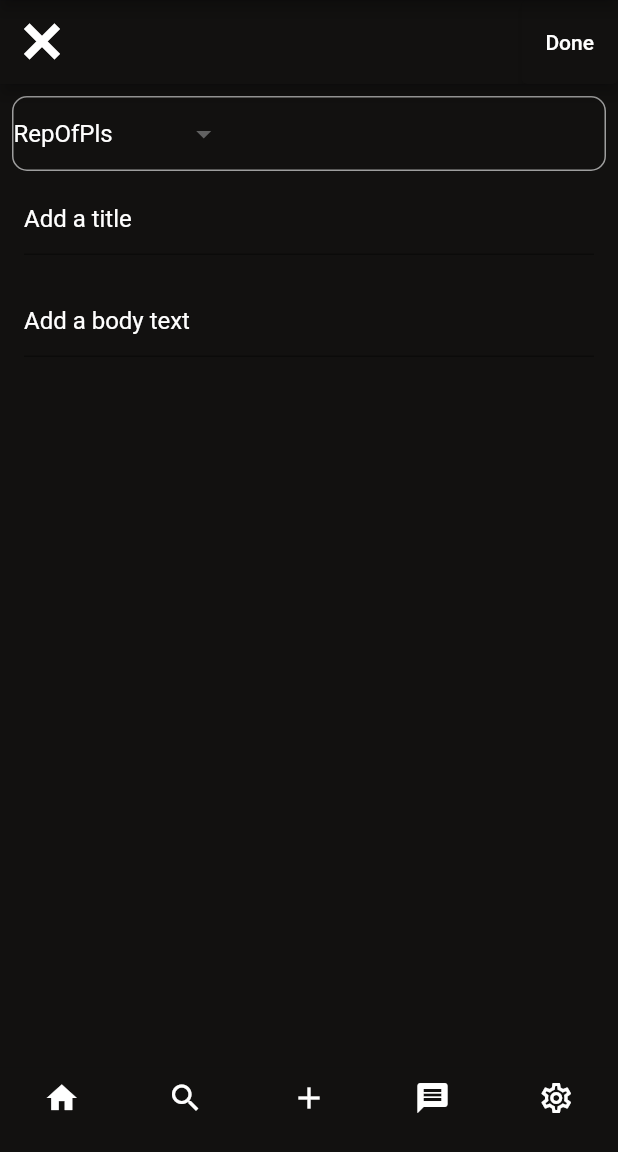
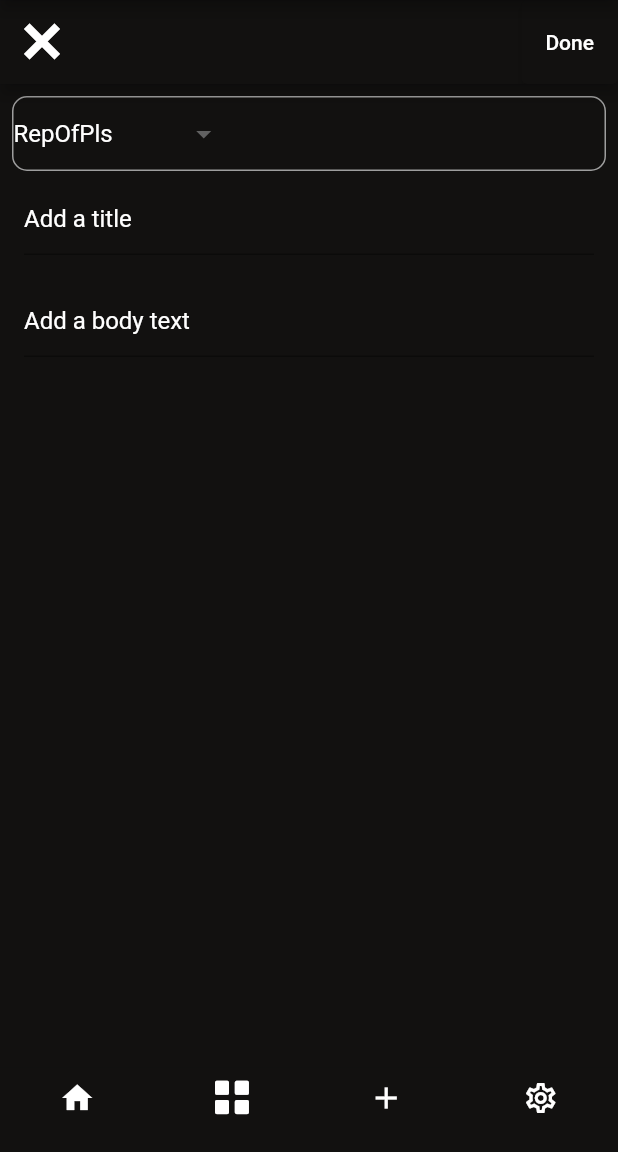
Before and after one commit to SinaArabi/AP-Final-Project, a Flutter app: the tabsScreen screen opened by its route, swiped to page 3, on a phone screen of 412 x 824 dp, the part 84-1236 px from its top. Run offline on Flutter 3.47's test engine with Material 2 defaults, Android fonts, the phone set to English and light mode, and no system bars; our stand-ins replace flutter_signin_button.

Commit message:
bottomnavbar changed to 4 icons

```diff
--- a/reddit_sos/lib/tabs_screen.dart
+++ b/reddit_sos/lib/tabs_screen.dart
@@ -2,6 +2,7 @@ import 'package:flutter/material.dart';
 import 'package:reddit_sos/addPost.dart';
 import 'package:reddit_sos/addPost.dart';
 import 'package:reddit_sos/comment.dart';
+import 'package:reddit_sos/icons.dart';
 import 'package:reddit_sos/post.dart';
 import 'package:reddit_sos/postView.dart';
 import 'package:reddit_sos/subRedditView.dart';
@@ -231,9 +232,6 @@ class _tabsScreenState extends State<tabsScreen> {
           feed(widget.myPosts),
           subRedditPage(widget.mySubreddits),
           addPost(widget.mySubreddits),
-          Container(
-            color: Colors.pink,
-          ),
           Setting(),
         ],
       ),
@@ -249,8 +247,8 @@ class _tabsScreenState extends State<tabsScreen> {
             label: '',
           ),
           BottomNavigationBarItem(
-            icon: Icon(
-              Icons.search,
+            icon: Icon(Votes.th_thumb
+              ,
               color: Colors.white,
             ),
             label: '',
@@ -258,13 +256,6 @@ class _tabsScreenState extends State<tabsScreen> {
           BottomNavigationBarItem(
             icon: Icon(
               Icons.add,
-              color: Colors.white,
-            ),
-            label: '',
-          ),
-          BottomNavigationBarItem(
-            icon: Icon(
-              Icons.message,
               color: Colors.white,
             ),
             label: '',
```
